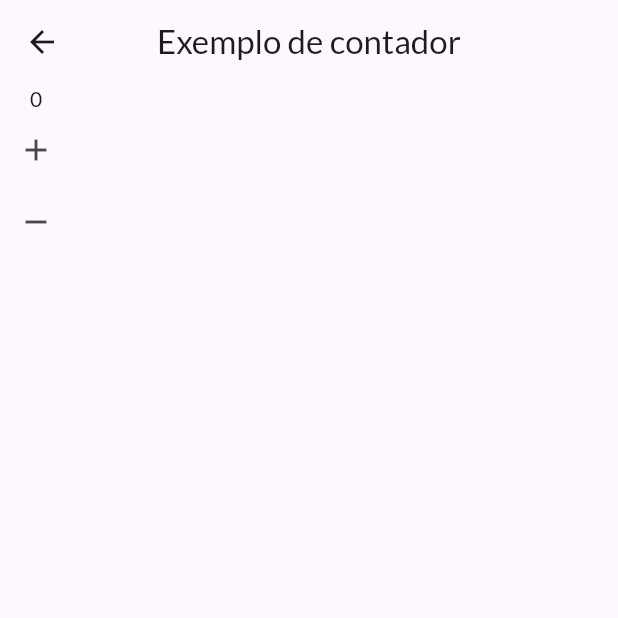
After one commit to GUSTAV0DEDEUS/Flutter-Store, a Flutter app: the CounterPage screen opened by its route, after a tap on the "add" icon, after a tap on the "remove" icon, on a phone screen of 412 x 824 dp, the top half of it. The commit adds this screen. Run offline on Flutter 3.47's test engine with Material 2 defaults, Android fonts, the phone set to English and light mode, and no system bars; network calls fail.

Commit message:
:sparkles: Feat(New provider and Detail Page)

```diff
--- /dev/null
+++ b/lib/pages/counter_page.dart
@@ -0,0 +1,44 @@
+import 'package:flutter/material.dart';
+import 'package:store/providers/counter.dart';
+
+class CounterPage extends StatefulWidget {
+  const CounterPage({Key? key}) : super(key: key);
+
+  @override
+  State<CounterPage> createState() => _CounterPageState();
+}
+
+class _CounterPageState extends State<CounterPage> {
+  @override
+  Widget build(BuildContext context) {
+    return Scaffold(
+      appBar: AppBar(
+        title: const Text('Exemplo de contador'),
+        centerTitle: true,
+      ),
+      body: Column(
+        children: [
+          Text(CounterProvider.of(context)?.state.value.toString() ?? '0'),
+          IconButton(
+            onPressed: () {
+              setState(() {
+                CounterProvider.of(context)?.state.inc();
+              });
+              print(CounterProvider.of(context)?.state.value);
+            },
+            icon: const Icon(Icons.add),
+          ),
+          IconButton(
+            onPressed: () {
+              setState(() {
+                CounterProvider.of(context)?.state.dec();
+              });
+              print(CounterProvider.of(context)?.state.value);
+            },
+            icon: const Icon(Icons.remove),
+          ),
+        ],
+      ),
+    );
+  }
+}
--- /dev/null
+++ b/lib/providers/counter.dart
@@ -0,0 +1,23 @@
+import 'package:flutter/material.dart';
+
+class CounterState {
+  int _value = 0;
+  void inc() => _value++;
+  void dec() => _value--;
+  int get value => _value;
+}
+
+class CounterProvider extends InheritedWidget {
+  final CounterState state = CounterState();
+
+  CounterProvider({super.key, required Widget child}) : super(child: child);
+
+  static CounterProvider? of(BuildContext context) {
+    return context.dependOnInheritedWidgetOfExactType<CounterProvider>();
+  }
+
+  @override
+  bool updateShouldNotify(covariant InheritedWidget oldWidget) {
+    return true;
+  }
+}
--- /dev/null
+++ b/lib/utils/app_routes.dart
@@ -0,0 +1,3 @@
+class AppRoutes {
+  static const PRODUCT_DETAIL = '/product-detail';
+}
```
Also changed, not shown: lib/components/product_item.dart (+11 -3 lines), lib/main.dart (+10 -1 lines), lib/pages/product_detail_page.dart (added, +18 -0 lines).
